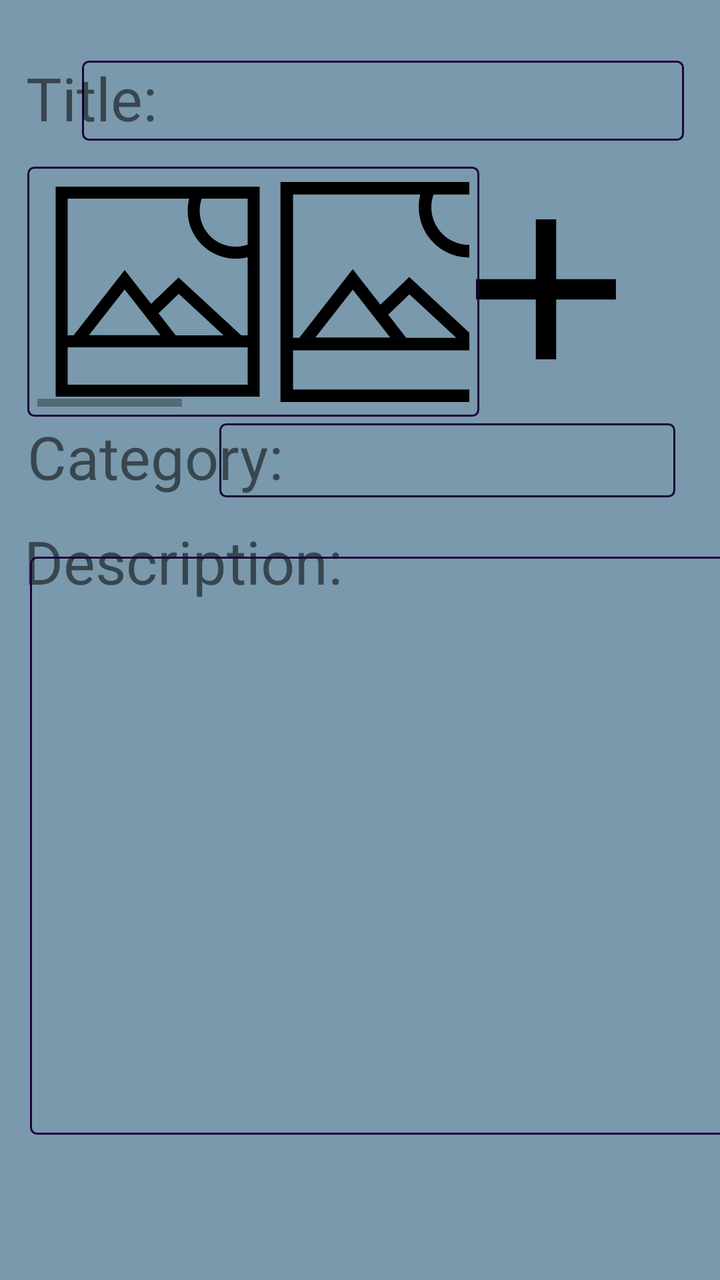
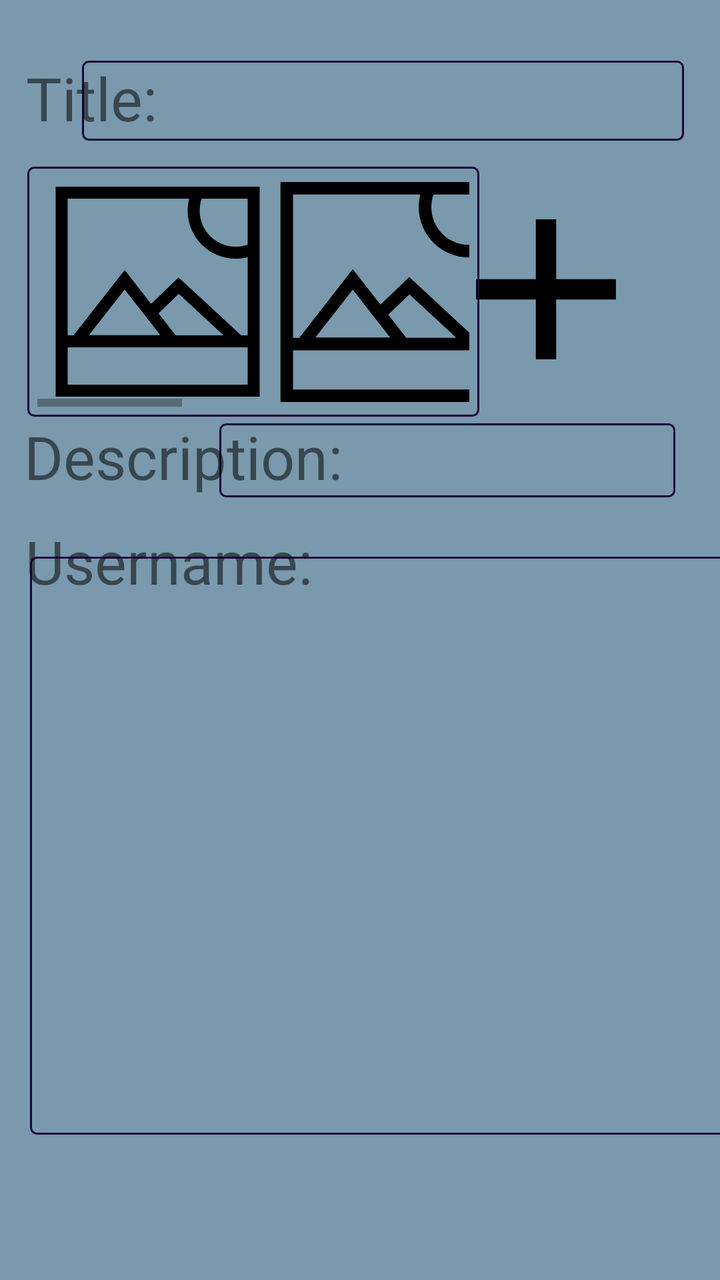

Compare the two renders of this Android layout. The source of the first and the diff that turns it into the second are given below.
<!-- AndroidManifest.xml: application theme Theme.AndroidExample -->
<!-- res/layout/activity_create_post.xml -->
<?xml version="1.0" encoding="utf-8"?>
<androidx.constraintlayout.widget.ConstraintLayout xmlns:android="http://schemas.android.com/apk/res/android"
    xmlns:app="http://schemas.android.com/apk/res-auto"
    xmlns:tools="http://schemas.android.com/tools"
    android:layout_width="match_parent"
    android:layout_height="match_parent"
    android:background="@color/lightBlue"
    android:orientation="vertical"
    tools:context=".CreatePostActivity">


    <EditText
        android:id="@+id/Title"
        android:layout_width="301dp"
        android:layout_height="40dp"
        android:layout_margin="15dip"
        android:layout_marginStart="15dip"
        android:layout_marginTop="15dip"
        android:layout_marginEnd="15dip"
        android:layout_marginBottom="15dip"
        android:background="@drawable/border"
        android:inputType="textPassword"
        app:layout_constraintBottom_toBottomOf="parent"
        app:layout_constraintEnd_toEndOf="parent"
        app:layout_constraintHorizontal_bias="0.9"
        app:layout_constraintStart_toStartOf="parent"
        app:layout_constraintTop_toTopOf="parent"
        app:layout_constraintVertical_bias="0.027" />

    <EditText
        android:id="@+id/categoryEditText"
        android:layout_width="228dp"
        android:layout_height="37dp"
        android:layout_margin="15dip"
        android:layout_marginStart="15dip"
        android:layout_marginTop="15dip"
        android:layout_marginEnd="15dip"
        android:layout_marginBottom="15dip"
        android:background="@drawable/border"
        android:inputType="textPassword"
        app:layout_constraintBottom_toBottomOf="parent"
        app:layout_constraintEnd_toEndOf="parent"
        app:layout_constraintHorizontal_bias="0.928"
        app:layout_constraintStart_toStartOf="parent"
        app:layout_constraintTop_toTopOf="parent"
        app:layout_constraintVertical_bias="0.343" />

    <TextView
        android:id="@+id/title"
        android:layout_width="wrap_content"
        android:layout_height="wrap_content"
        android:text="Title:"
        android:textSize="30dp"
        app:layout_constraintBottom_toBottomOf="parent"
        app:layout_constraintEnd_toEndOf="parent"
        app:layout_constraintHorizontal_bias="0.044"
        app:layout_constraintStart_toStartOf="parent"
        app:layout_constraintTop_toTopOf="parent"
        app:layout_constraintVertical_bias="0.048" />

    <TextView
        android:id="@+id/Category"
        android:layout_width="wrap_content"
        android:layout_height="wrap_content"
        android:text="Description:"
        android:textSize="30dp"
        app:layout_constraintBottom_toBottomOf="parent"
        app:layout_constraintEnd_toEndOf="parent"
        app:layout_constraintHorizontal_bias="0.059"
        app:layout_constraintStart_toStartOf="parent"
        app:layout_constraintTop_toTopOf="parent"
        app:layout_constraintVertical_bias="0.434" />

    <TextView
        android:id="@+id/description"
        android:layout_width="wrap_content"
        android:layout_height="wrap_content"
        android:text="Category:"
        android:textSize="30dp"
        app:layout_constraintBottom_toBottomOf="parent"
        app:layout_constraintEnd_toEndOf="parent"
        app:layout_constraintHorizontal_bias="0.059"
        app:layout_constraintStart_toStartOf="parent"
        app:layout_constraintTop_toTopOf="parent"
        app:layout_constraintVertical_bias="0.347" />

    <EditText
        android:id="@+id/DescriptionEditText"
        android:layout_width="370dp"
        android:layout_height="289dp"
        android:layout_margin="15dip"
        android:layout_marginStart="15dip"
        android:layout_marginTop="15dip"
        android:layout_marginEnd="15dip"
        android:layout_marginBottom="15dip"
        android:background="@drawable/border"
        android:inputType="textPassword"
        app:layout_constraintBottom_toBottomOf="parent"
        app:layout_constraintEnd_toEndOf="parent"
        app:layout_constraintHorizontal_bias="0.0"
        app:layout_constraintStart_toStartOf="parent"
        app:layout_constraintTop_toTopOf="parent"
        app:layout_constraintVertical_bias="0.82" />

    <Button
        android:id="@+id/cancel_button"
        android:layout_width="166dp"
        android:layout_height="42dp"
        android:layout_marginTop="668dp"
        android:text="Cancel"
        app:layout_constraintEnd_toEndOf="parent"
        app:layout_constraintHorizontal_bias="0.086"
        app:layout_constraintStart_toStartOf="parent"
        app:layout_constraintTop_toTopOf="parent" />

    <Button
        android:id="@+id/post_button"
        android:layout_width="166dp"
        android:layout_height="42dp"
        android:layout_marginTop="668dp"
        android:text="Post"
        app:layout_constraintEnd_toEndOf="parent"
        app:layout_constraintHorizontal_bias="0.902"
        app:layout_constraintStart_toStartOf="parent"
        app:layout_constraintTop_toTopOf="parent" />

    <ImageButton
        android:id="@+id/addImageButton"
        android:layout_width="135dp"
        android:layout_height="110dp"
        android:background="@null"
        app:layout_constraintBottom_toBottomOf="parent"
        app:layout_constraintEnd_toEndOf="parent"
        app:layout_constraintHorizontal_bias="0.913"
        app:layout_constraintStart_toStartOf="parent"
        app:layout_constraintTop_toTopOf="parent"
        app:layout_constraintVertical_bias="0.169"
        android:src="@drawable/plus_sign" />

    <HorizontalScrollView
        android:layout_width="226dp"
        android:layout_height="125dp"
        android:background="@drawable/border"
        app:layout_constraintBottom_toBottomOf="parent"
        app:layout_constraintEnd_toEndOf="parent"
        app:layout_constraintHorizontal_bias="0.103"
        app:layout_constraintStart_toStartOf="parent"
        app:layout_constraintTop_toTopOf="parent"
        app:layout_constraintVertical_bias="0.162"
        android:fillViewport="true">

        <LinearLayout
            android:id="@+id/scroll_layout"
            android:layout_width="match_parent"
            android:layout_height="wrap_content"
            android:orientation="horizontal">

            <ImageView
                android:id="@+id/image1"
                android:layout_width="match_parent"
                android:layout_height="match_parent"
                android:src="@drawable/image"
                android:layout_margin="5dp"/>

            <ImageView
                android:id="@+id/image2"
                android:layout_width="match_parent"
                android:layout_height="match_parent"
                android:src="@drawable/image"
                />
            <ImageView
                android:id="@+id/image3"
                android:layout_width="match_parent"
                android:layout_height="match_parent"
                android:src="@drawable/image"

                />

            <ImageView
                android:id="@+id/image4"
                android:layout_width="match_parent"
                android:layout_height="match_parent"
                android:src="@drawable/image"
                />


            <ImageView
                android:id="@+id/image5"
                android:layout_width="match_parent"
                android:layout_height="match_parent"
                android:src="@drawable/image"
                />


            <ImageView
                android:id="@+id/image6"
                android:layout_width="match_parent"
            android:layout_height="match_parent"
                android:src="@drawable/image"


                />


        </LinearLayout>

    </HorizontalScrollView>


</androidx.constraintlayout.widget.ConstraintLayout>
<!-- resources referenced by this layout -->
<resources>
  <color name="lightBlue">#7A99AC</color>
  <!-- drawable border (drawable) -->
  <?xml version="1.0" encoding="utf-8"?>
  <shape xmlns:android="http://schemas.android.com/apk/res/android"
      android:shape="rectangle">
  
      <stroke
          android:width="1dp"
          android:color="@color/primary"/>
      <corners android:radius="3dp"/>
      <padding
          android:bottom="5dp"
          android:left="5dp"
          android:right="5dp"
          android:top="5dp" />
  </shape>
  <!-- drawable image (drawable) -->
  <vector xmlns:android="http://schemas.android.com/apk/res/android"
      android:width="110dp"
      android:height="110dp"
      android:viewportWidth="350"
      android:viewportHeight="350">
    <path
        android:pathData="M5,350h340V0H5V350zM25,330v-62.21h300V330H25zM179.51,247.49H60.49L120,171.25L179.51,247.49zM176.44,211.06l33.68,-32.32l74.65,69.05h-79.67L176.44,211.06zM325,96.57c-6.38,2.27 -13.09,3.43 -20,3.43c-33.08,0 -60,-26.92 -60,-60c0,-6.91 1.16,-13.61 3.42,-20H325V96.57zM25,20h202.52C225.85,26.48 225,33.17 225,40c0,44.11 35.89,80 80,80c6.84,0 13.52,-0.85 20,-2.52v130.31h-10.77l-104.36,-96.53l-45.8,43.95L120,138.75l-85.11,109.04H25V20z"
        android:fillColor="#000000"/>
  </vector>
  <!-- drawable plus_sign (drawable) -->
  <vector xmlns:android="http://schemas.android.com/apk/res/android"
      android:width="200dp"
      android:height="200dp"
      android:viewportWidth="1024"
      android:viewportHeight="1024">
    <path
        android:pathData="M486,691h52V538h153v-52H538V333h-52v153H333v52h153z"
        android:fillColor="#000000"/>
  </vector>
  <style name="Theme.AndroidExample" parent="Theme.MaterialComponents.DayNight.NoActionBar">
          
          <item name="colorPrimary">@color/purple_500</item>
          <item name="colorPrimaryVariant">@color/purple_700</item>
          <item name="colorOnPrimary">@color/white</item>
          
          <item name="colorSecondary">@color/teal_200</item>
          <item name="colorSecondaryVariant">@color/teal_700</item>
          <item name="colorOnSecondary">@color/black</item>
          
          <item name="android:statusBarColor" tools:targetApi="l">?attr/colorPrimaryVariant</item>
      </style>
  <color name="primary">#1B023B</color>
  <color name="purple_500">#FF6200EE</color>
  <color name="purple_700">#FF3700B3</color>
  <color name="white">#FFFFFFFF</color>
  <color name="teal_200">#FF03DAC5</color>
  <color name="teal_700">#FF018786</color>
  <color name="black">#FF000000</color>
</resources>

<!-- the commit's change to res/layout/activity_create_post.xml (unified diff, before → after) -->
@@ -19,7 +19,6 @@
         android:layout_marginEnd="15dip"
         android:layout_marginBottom="15dip"
         android:background="@drawable/border"
-        android:inputType="textPassword"
         app:layout_constraintBottom_toBottomOf="parent"
         app:layout_constraintEnd_toEndOf="parent"
         app:layout_constraintHorizontal_bias="0.9"
@@ -28,7 +27,7 @@
         app:layout_constraintVertical_bias="0.027" />
 
     <EditText
-        android:id="@+id/categoryEditText"
+        android:id="@+id/usernameEditTxt"
         android:layout_width="228dp"
         android:layout_height="37dp"
         android:layout_margin="15dip"
@@ -37,7 +36,6 @@
         android:layout_marginEnd="15dip"
         android:layout_marginBottom="15dip"
         android:background="@drawable/border"
-        android:inputType="textPassword"
         app:layout_constraintBottom_toBottomOf="parent"
         app:layout_constraintEnd_toEndOf="parent"
         app:layout_constraintHorizontal_bias="0.928"
@@ -59,10 +57,10 @@
         app:layout_constraintVertical_bias="0.048" />
 
     <TextView
-        android:id="@+id/Category"
+        android:id="@+id/UsernameTxtView"
         android:layout_width="wrap_content"
         android:layout_height="wrap_content"
-        android:text="Description:"
+        android:text="Username:"
         android:textSize="30dp"
         app:layout_constraintBottom_toBottomOf="parent"
         app:layout_constraintEnd_toEndOf="parent"
@@ -75,7 +73,7 @@
         android:id="@+id/description"
         android:layout_width="wrap_content"
         android:layout_height="wrap_content"
-        android:text="Category:"
+        android:text="Description:"
         android:textSize="30dp"
         app:layout_constraintBottom_toBottomOf="parent"
         app:layout_constraintEnd_toEndOf="parent"
@@ -94,7 +92,6 @@
         android:layout_marginEnd="15dip"
         android:layout_marginBottom="15dip"
         android:background="@drawable/border"
-        android:inputType="textPassword"
         app:layout_constraintBottom_toBottomOf="parent"
         app:layout_constraintEnd_toEndOf="parent"
         app:layout_constraintHorizontal_bias="0.0"
